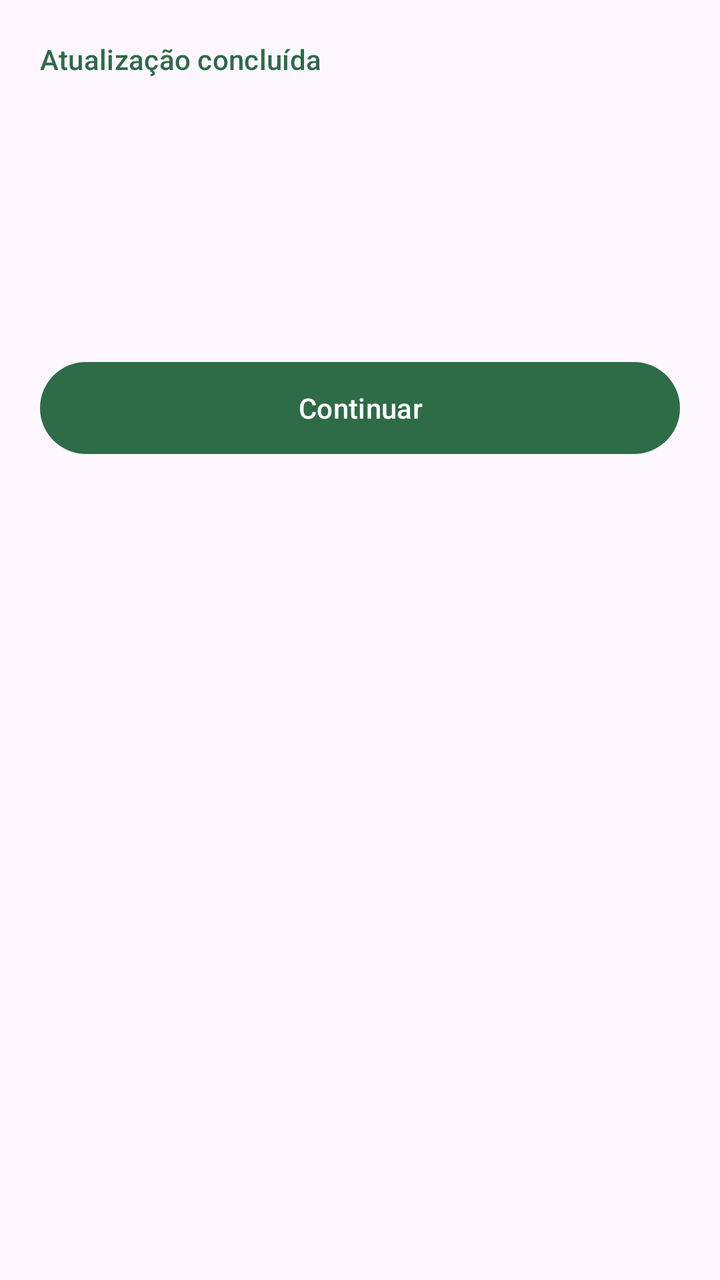
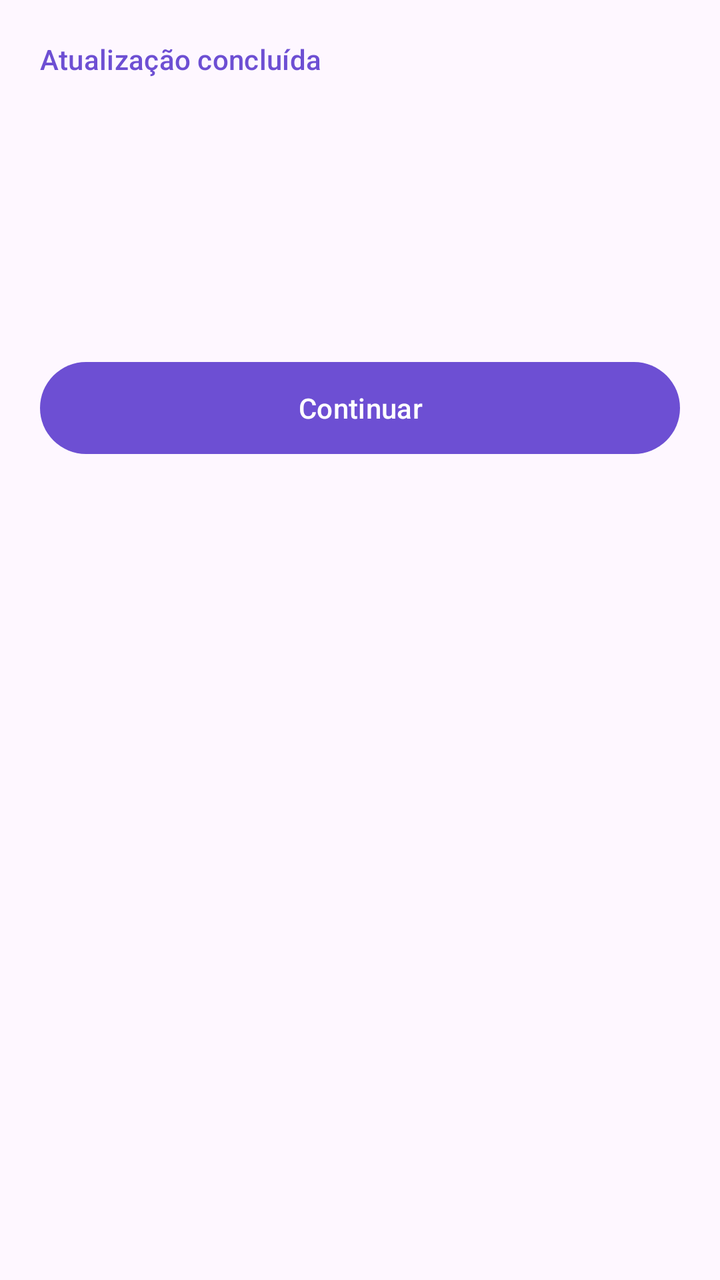

Two renders of the same Android screen: before a commit and after it. Below are the layout's source before the change and the commit's diff.
<!-- AndroidManifest.xml: application theme Theme.ListaMercado -->
<!-- res/layout/activity_whats_new.xml -->
<?xml version="1.0" encoding="utf-8"?>
<ScrollView xmlns:android="http://schemas.android.com/apk/res/android"
    xmlns:app="http://schemas.android.com/apk/res-auto"
    android:id="@+id/rootWhatsNew"
    android:layout_width="match_parent"
    android:layout_height="match_parent"
    android:background="?attr/colorSurface"
    android:fillViewport="true">

    <LinearLayout
        android:layout_width="match_parent"
        android:layout_height="wrap_content"
        android:orientation="vertical"
        android:paddingStart="20dp"
        android:paddingTop="20dp"
        android:paddingEnd="20dp"
        android:paddingBottom="24dp">

        <TextView
            android:layout_width="match_parent"
            android:layout_height="wrap_content"
            android:text="Atualização concluída"
            android:textAppearance="@style/TextAppearance.Material3.LabelLarge"
            android:textColor="?attr/colorPrimary" />

        <TextView
            android:id="@+id/textWhatsNewTitle"
            android:layout_width="match_parent"
            android:layout_height="wrap_content"
            android:layout_marginTop="8dp"
            android:textAppearance="@style/TextAppearance.Material3.HeadlineMedium"
            android:textStyle="bold" />

        <TextView
            android:id="@+id/textWhatsNewVersion"
            android:layout_width="match_parent"
            android:layout_height="wrap_content"
            android:layout_marginTop="4dp"
            android:textAppearance="@style/TextAppearance.Material3.BodyMedium" />

        <TextView
            android:id="@+id/textWhatsNewSubtitle"
            android:layout_width="match_parent"
            android:layout_height="wrap_content"
            android:layout_marginTop="10dp"
            android:textAppearance="@style/TextAppearance.Material3.BodyLarge" />

        <LinearLayout
            android:id="@+id/containerWhatsNew"
            android:layout_width="match_parent"
            android:layout_height="wrap_content"
            android:layout_marginTop="18dp"
            android:orientation="vertical" />

        <com.google.android.material.button.MaterialButton
            android:id="@+id/buttonContinueWhatsNew"
            android:layout_width="match_parent"
            android:layout_height="wrap_content"
            android:layout_marginTop="20dp"
            android:minHeight="54dp"
            android:text="Continuar" />
    </LinearLayout>
</ScrollView>
<!-- resources referenced by this layout -->
<resources>
  <style name="Theme.ListaMercado" parent="Theme.Material3.DayNight.NoActionBar">
          <item name="colorPrimary">@color/seed</item>
          <item name="android:navigationBarColor">?attr/colorSurface</item>
          <item name="android:statusBarColor">?attr/colorSurface</item>
          <item name="android:windowLightStatusBar" tools:targetApi="m">true</item>
      </style>
  <color name="seed">#2E6B47</color>
</resources>

<!-- the commit's change to res/layout/activity_whats_new.xml (unified diff, before → after) -->
@@ -54,6 +54,8 @@
 
         <com.google.android.material.button.MaterialButton
             android:id="@+id/buttonContinueWhatsNew"
+            android:textColor="?attr/colorOnPrimary"
+            app:backgroundTint="?attr/colorPrimary"
             android:layout_width="match_parent"
             android:layout_height="wrap_content"
             android:layout_marginTop="20dp"
<!-- resource entries referenced after the edit -->
@@ -1,11 +1,25 @@
 <!-- resources referenced by this layout -->
 <resources>
   <style name="Theme.ListaMercado" parent="Theme.Material3.DayNight.NoActionBar">
-          <item name="colorPrimary">@color/seed</item>
+          <item name="colorPrimary">@color/primary</item>
+          <item name="colorOnPrimary">@color/on_primary</item>
+          <item name="colorPrimaryContainer">@color/primary_container</item>
+          <item name="colorOnPrimaryContainer">@color/on_primary_container</item>
+          <item name="colorSecondary">@color/secondary</item>
+          <item name="colorOnSecondary">@color/on_secondary</item>
+          <item name="colorSecondaryContainer">@color/secondary_container</item>
+          <item name="colorOnSecondaryContainer">@color/on_secondary_container</item>
           <item name="android:navigationBarColor">?attr/colorSurface</item>
           <item name="android:statusBarColor">?attr/colorSurface</item>
           <item name="android:windowLightStatusBar" tools:targetApi="m">true</item>
       </style>
-  <color name="seed">#2E6B47</color>
+  <color name="primary">#6D4FD3</color>
+  <color name="on_primary">#FFFFFF</color>
+  <color name="primary_container">#E9E1FF</color>
+  <color name="on_primary_container">#24124F</color>
+  <color name="secondary">#625B71</color>
+  <color name="on_secondary">#FFFFFF</color>
+  <color name="secondary_container">#E8DEF8</color>
+  <color name="on_secondary_container">#1D192B</color>
 </resources>
 
